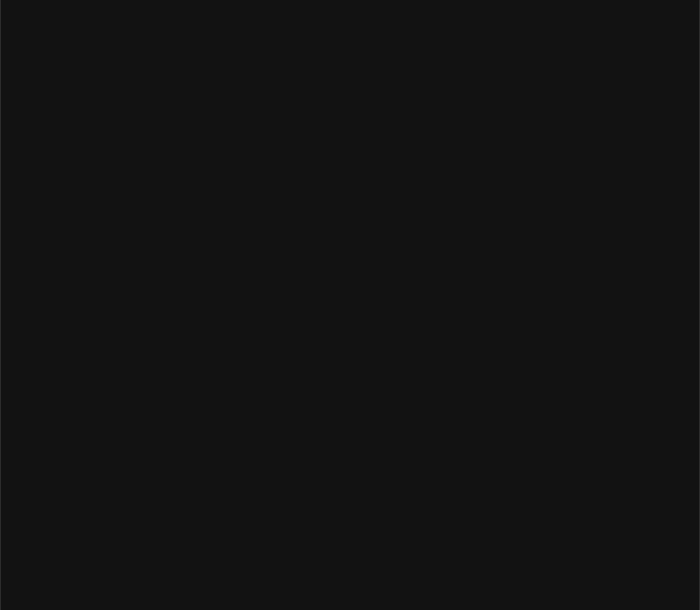
veda-team4/dms, file dms_central/centerframe.ui: the form before one commit.
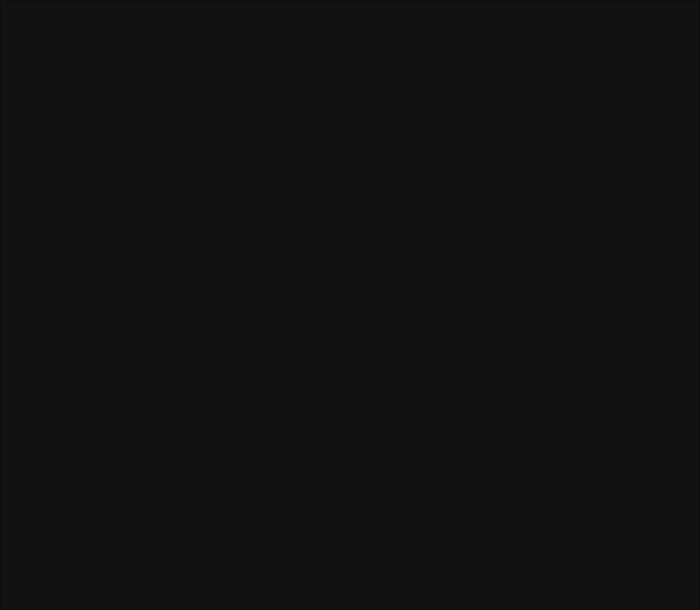
The form after the commit.

Commit message: videoFrame border

Patch:
```diff
--- a/dms_central/centerframe.ui
+++ b/dms_central/centerframe.ui
@@ -14,10 +14,29 @@
    <string>Frame</string>
   </property>
   <property name="styleSheet">
-   <string notr="true">background-color: #121212;
+   <string notr="true"/>
+  </property>
+  <widget class="QFrame" name="frame">
+   <property name="geometry">
+    <rect>
+     <x>0</x>
+     <y>0</y>
+     <width>700</width>
+     <height>610</height>
+    </rect>
+   </property>
+   <property name="styleSheet">
+    <string notr="true">background-color: #121212;
 border-left: 1px solid #2C2C2C;
 border-right: 1px solid #2C2C2C;</string>
-  </property>
+   </property>
+   <property name="frameShape">
+    <enum>QFrame::Shape::StyledPanel</enum>
+   </property>
+   <property name="frameShadow">
+    <enum>QFrame::Shadow::Raised</enum>
+   </property>
+  </widget>
  </widget>
  <resources/>
  <connections/>
```
The commit also changes 3 other files.
